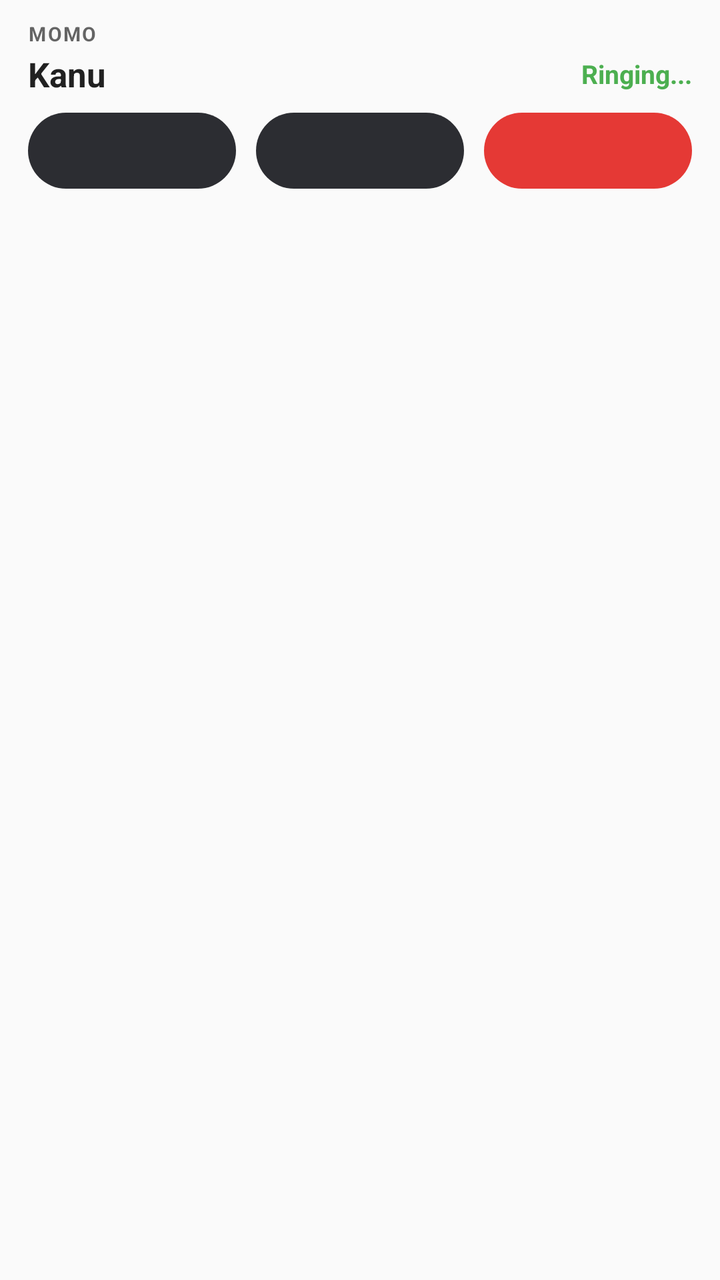
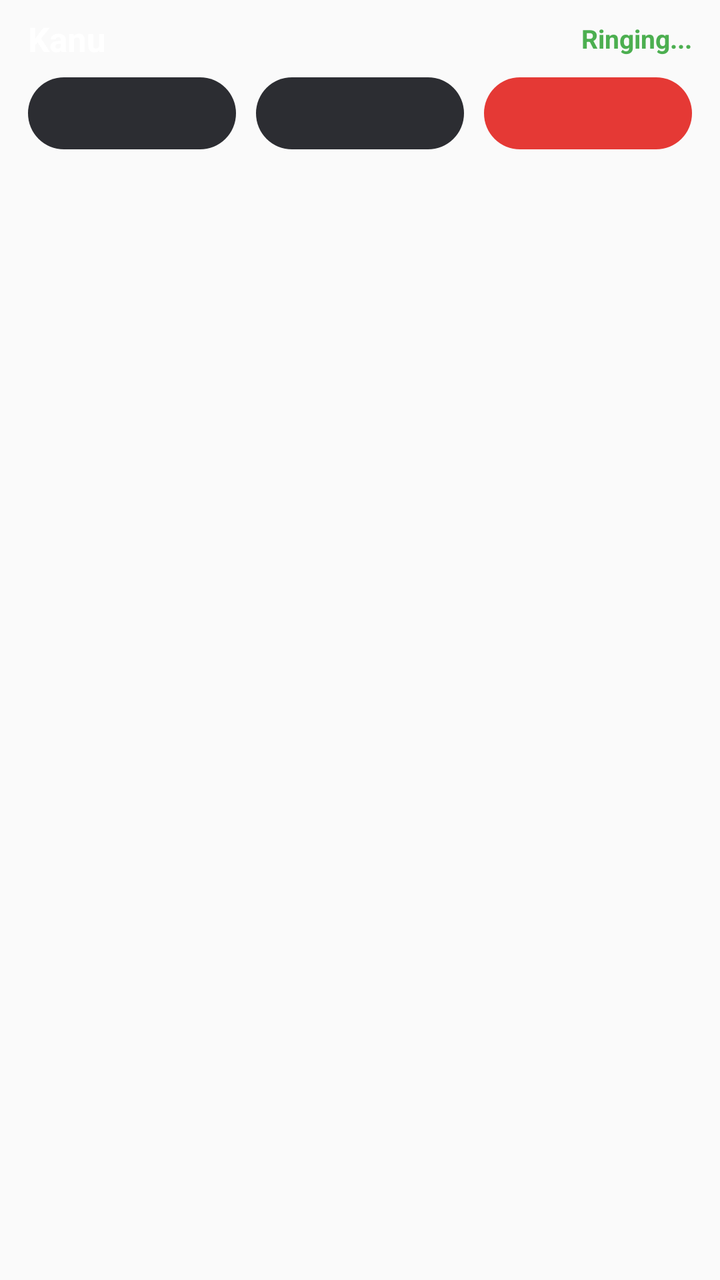

Compare the two renders of this Android layout. The source of the first and the diff that turns it into the second are given below.
<!-- AndroidManifest.xml: application theme android:Theme.Material.Light.NoActionBar -->
<!-- res/layout/call.xml -->
<?xml version="1.0" encoding="utf-8"?>
<LinearLayout xmlns:android="http://schemas.android.com/apk/res/android"
    android:layout_width="match_parent"
    android:layout_height="wrap_content"
    android:orientation="vertical"
    android:paddingStart="14dp"
    android:paddingEnd="14dp"
    android:paddingTop="10dp"
    android:paddingBottom="10dp">

    
    <TextView
        android:id="@+id/tv_notification_sub"
        android:layout_width="wrap_content"
        android:layout_height="wrap_content"
        android:text="MOMO"
        android:textSize="10sp"
        android:textStyle="bold"
        android:textColor="?android:attr/textColorSecondary"
        android:letterSpacing="0.08" />

    
    <RelativeLayout
        android:layout_width="match_parent"
        android:layout_height="wrap_content"
        android:layout_marginTop="2dp">

        <TextView
            android:id="@+id/tv_caller_name"
            android:layout_width="wrap_content"
            android:layout_height="wrap_content"
            android:layout_alignParentStart="true"
            android:layout_centerVertical="true"
            android:text="Kanu"
            android:textSize="17sp"
            android:textStyle="bold"
            android:textColor="?android:attr/textColorPrimary" />

        
        <TextView
            android:id="@+id/tv_call_status"
            android:layout_width="wrap_content"
            android:layout_height="wrap_content"
            android:layout_alignParentEnd="true"
            android:layout_centerVertical="true"
            android:text="Ringing..."
            android:textSize="13sp"
            android:textStyle="bold"
            android:textColor="#4CAF50"
            android:visibility="visible" />

        
        <Chronometer
            android:id="@+id/chrono_call_timer"
            android:layout_width="wrap_content"
            android:layout_height="wrap_content"
            android:layout_alignParentEnd="true"
            android:layout_centerVertical="true"
            android:textSize="14sp"
            android:textStyle="bold"
            android:textColor="#4CAF50"
            android:visibility="gone" />
    </RelativeLayout>

    
    <LinearLayout
        android:layout_width="match_parent"
        android:layout_height="38dp"
        android:layout_marginTop="8dp"
        android:orientation="horizontal"
        android:weightSum="3">

        
        <ImageView
            android:id="@+id/btn_capsule_mic"
            android:layout_width="0dp"
            android:layout_height="match_parent"
            android:layout_weight="1"
            android:background="@drawable/bg_capsule_neutral"
            android:scaleType="centerInside"
            android:padding="8dp"
            android:contentDescription="Mic" />

        
        <ImageView
            android:id="@+id/btn_capsule_speaker"
            android:layout_width="0dp"
            android:layout_height="match_parent"
            android:layout_weight="1"
            android:layout_marginStart="10dp"
            android:layout_marginEnd="10dp"
            android:background="@drawable/bg_capsule_neutral"
            android:scaleType="centerInside"
            android:padding="8dp"
            android:contentDescription="Audio Route" />

        
        <ImageView
            android:id="@+id/btn_capsule_end"
            android:layout_width="0dp"
            android:layout_height="match_parent"
            android:layout_weight="1"
            android:background="@drawable/bg_capsule_red"
            android:scaleType="centerInside"
            android:padding="8dp"
            android:contentDescription="End Call" />
    </LinearLayout>
</LinearLayout>
<!-- resources referenced by this layout -->
<resources>
  <!-- drawable bg_capsule_neutral (drawable) -->
  <?xml version="1.0" encoding="utf-8"?>
  <shape xmlns:android="http://schemas.android.com/apk/res/android"
      android:shape="rectangle">
      <corners android:radius="50dp" />
      <solid android:color="#2C2D32" />
  </shape>
  <!-- drawable bg_capsule_red (drawable) -->
  <?xml version="1.0" encoding="utf-8"?>
  <shape xmlns:android="http://schemas.android.com/apk/res/android"
      android:shape="rectangle">
      <corners android:radius="50dp" />
      <solid android:color="#E53935" />
  </shape>
</resources>

<!-- the commit's change to res/layout/call.xml (unified diff, before → after) -->
@@ -5,25 +5,13 @@
     android:orientation="vertical"
     android:paddingStart="14dp"
     android:paddingEnd="14dp"
-    android:paddingTop="10dp"
-    android:paddingBottom="10dp">
-
-    
-    <TextView
-        android:id="@+id/tv_notification_sub"
-        android:layout_width="wrap_content"
-        android:layout_height="wrap_content"
-        android:text="MOMO"
-        android:textSize="10sp"
-        android:textStyle="bold"
-        android:textColor="?android:attr/textColorSecondary"
-        android:letterSpacing="0.08" />
+    android:paddingTop="8dp"
+    android:paddingBottom="8dp">
 
     
     <RelativeLayout
         android:layout_width="match_parent"
-        android:layout_height="wrap_content"
-        android:layout_marginTop="2dp">
+        android:layout_height="wrap_content">
 
         <TextView
             android:id="@+id/tv_caller_name"
@@ -34,7 +22,7 @@
             android:text="Kanu"
             android:textSize="17sp"
             android:textStyle="bold"
-            android:textColor="?android:attr/textColorPrimary" />
+            android:textColor="#FFFFFF" />
 
         
         <TextView
@@ -65,7 +53,7 @@
     
     <LinearLayout
         android:layout_width="match_parent"
-        android:layout_height="38dp"
+        android:layout_height="36dp"
         android:layout_marginTop="8dp"
         android:orientation="horizontal"
         android:weightSum="3">
@@ -78,7 +66,7 @@
             android:layout_weight="1"
             android:background="@drawable/bg_capsule_neutral"
             android:scaleType="centerInside"
-            android:padding="8dp"
+            android:padding="7dp"
             android:contentDescription="Mic" />
 
         
@@ -91,7 +79,7 @@
             android:layout_marginEnd="10dp"
             android:background="@drawable/bg_capsule_neutral"
             android:scaleType="centerInside"
-            android:padding="8dp"
+            android:padding="7dp"
             android:contentDescription="Audio Route" />
 
         
@@ -102,7 +90,7 @@
             android:layout_weight="1"
             android:background="@drawable/bg_capsule_red"
             android:scaleType="centerInside"
-            android:padding="8dp"
+            android:padding="7dp"
             android:contentDescription="End Call" />
     </LinearLayout>
 </LinearLayout>
